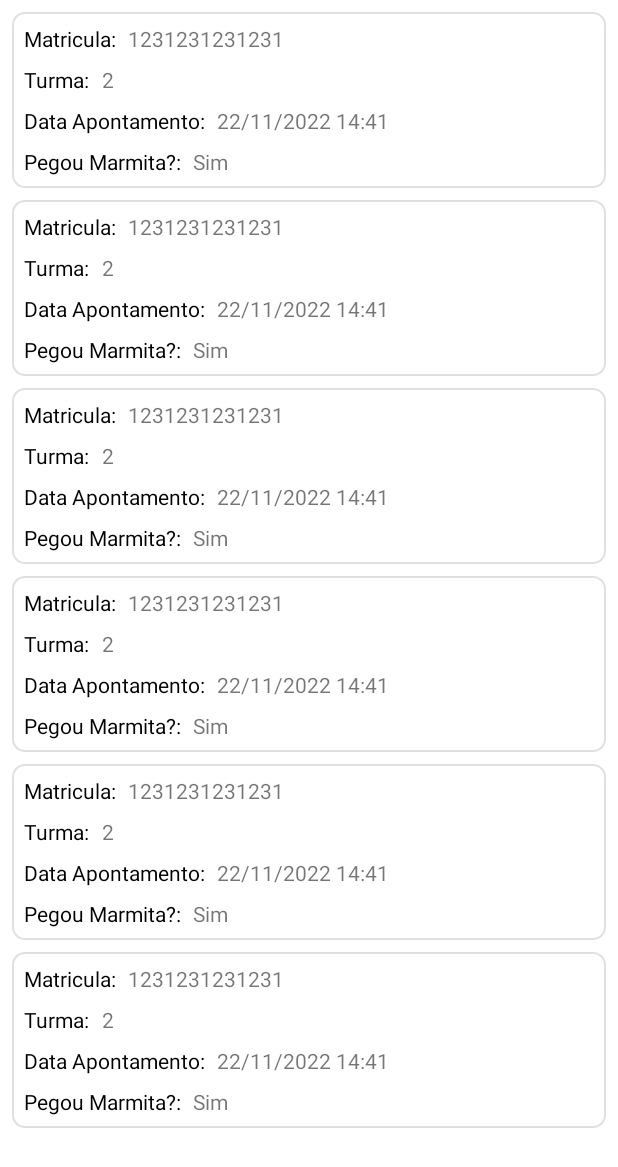
After one commit to edicarlos10/Marmitech, an Android app: the layout fragment_consulta.xml on its own in the app's theme, with its tools: preview values and no code run, on a phone screen of 412 x 824 dp. The commit adds this screen. Shown: the top 1167 px of the screen. Run offline under Robolectric (Android 15) with nearby library versions, the phone set to English and light mode, and no system bars.

Commit message:
:art: created consulta window

```diff
--- /dev/null
+++ b/app/src/main/res/drawable/border_gray.xml
@@ -0,0 +1,20 @@
+<?xml version="1.0" encoding="utf-8"?>
+<selector xmlns:android="http://schemas.android.com/apk/res/android">
+
+    <item android:state_pressed="true">
+        <shape>
+            <corners android:radius="8dp" />
+            <solid android:color="#F2F2F2" />
+            <stroke android:color="#FF6200EE" android:width="1dp" />
+        </shape>
+    </item>
+
+    <item>
+        <shape>
+            <corners android:radius="8dp" />
+            <solid android:color="@android:color/transparent" />
+            <stroke android:color="#e0e0e0" android:width="1dp" />
+        </shape>
+    </item>
+
+</selector>
--- /dev/null
+++ b/app/src/main/res/layout/consulta_item.xml
@@ -0,0 +1,92 @@
+<?xml version="1.0" encoding="utf-8"?>
+<androidx.constraintlayout.widget.ConstraintLayout
+    xmlns:android="http://schemas.android.com/apk/res/android"
+    xmlns:app="http://schemas.android.com/apk/res-auto"
+    xmlns:tools="http://schemas.android.com/tools"
+    android:background="@drawable/border_gray"
+    android:padding="8dp"
+    android:layout_marginBottom="8dp"
+    android:layout_width="match_parent"
+    android:layout_height="wrap_content">
+
+    <TextView
+        android:id="@+id/tvDescMatricula"
+        android:layout_width="wrap_content"
+        android:layout_height="wrap_content"
+        android:textColor="@color/black"
+        android:text="Matricula:"
+        app:layout_constraintStart_toStartOf="parent"
+        app:layout_constraintTop_toTopOf="parent" />
+
+    <TextView
+        android:id="@+id/tvMatricula"
+        android:layout_width="wrap_content"
+        android:layout_height="wrap_content"
+        android:layout_marginStart="8dp"
+        app:layout_constraintBottom_toBottomOf="@+id/tvDescMatricula"
+        app:layout_constraintStart_toEndOf="@+id/tvDescMatricula"
+        app:layout_constraintTop_toTopOf="@+id/tvDescMatricula"
+        tools:text="1231231231231" />
+
+    <TextView
+        android:id="@+id/tvDescTurma"
+        android:layout_width="wrap_content"
+        android:layout_height="wrap_content"
+        android:text="Turma:"
+        android:layout_marginTop="8dp"
+        android:textColor="@color/black"
+        app:layout_constraintStart_toStartOf="parent"
+        app:layout_constraintTop_toBottomOf="@+id/tvDescMatricula" />
+
+    <TextView
+        android:id="@+id/tvTuma"
+        android:layout_width="wrap_content"
+        android:layout_height="wrap_content"
+        android:layout_marginStart="8dp"
+        app:layout_constraintBottom_toBottomOf="@+id/tvDescTurma"
+        app:layout_constraintStart_toEndOf="@+id/tvDescTurma"
+        app:layout_constraintTop_toTopOf="@+id/tvDescTurma"
+        tools:text="2" />
+
+    <TextView
+        android:id="@+id/tvDescData"
+        android:layout_width="wrap_content"
+        android:layout_height="wrap_content"
+        android:text="Data Apontamento:"
+        android:layout_marginTop="8dp"
+        android:textColor="@color/black"
+        app:layout_constraintStart_toStartOf="parent"
+        app:layout_constraintTop_toBottomOf="@+id/tvDescTurma" />
+
+    <TextView
+        android:id="@+id/tvData"
+        android:layout_width="wrap_content"
+        android:layout_height="wrap_content"
+        android:layout_marginStart="8dp"
+        app:layout_constraintBottom_toBottomOf="@+id/tvDescData"
+        app:layout_constraintStart_toEndOf="@+id/tvDescData"
+        app:layout_constraintTop_toTopOf="@+id/tvDescData"
+        tools:text="22/11/2022 14:41" />
+
+    <TextView
+        android:id="@+id/tvDescPegouMarmita"
+        android:layout_width="wrap_content"
+        android:layout_height="wrap_content"
+        android:text="Pegou Marmita?:"
+        android:layout_marginTop="8dp"
+        android:textColor="@color/black"
+        app:layout_constraintStart_toStartOf="parent"
+        app:layout_constraintTop_toBottomOf="@+id/tvDescData" />
+
+    <TextView
+        android:id="@+id/tvPegouMarmita"
+        android:layout_width="wrap_content"
+        android:layout_height="wrap_content"
+        android:layout_marginStart="8dp"
+        app:layout_constraintBottom_toBottomOf="@+id/tvDescPegouMarmita"
+        app:layout_constraintStart_toEndOf="@+id/tvDescPegouMarmita"
+        app:layout_constraintTop_toTopOf="@+id/tvDescPegouMarmita"
+        tools:text="Sim" />
+
+
+</androidx.constraintlayout.widget.ConstraintLayout>
--- /dev/null
+++ b/app/src/main/res/layout/fragment_consulta.xml
@@ -0,0 +1,46 @@
+<?xml version="1.0" encoding="utf-8"?>
+<androidx.constraintlayout.widget.ConstraintLayout xmlns:android="http://schemas.android.com/apk/res/android"
+    xmlns:app="http://schemas.android.com/apk/res-auto"
+    xmlns:tools="http://schemas.android.com/tools"
+    android:layout_width="match_parent"
+    android:layout_height="match_parent"
+    tools:context=".apontamento.fragment.ConsultaFragment">
+
+    <ProgressBar
+        android:id="@+id/progressBarConsulta"
+        android:layout_width="100dp"
+        android:layout_height="100dp"
+        android:indeterminate="true"
+        android:visibility="gone"
+        app:layout_constraintBottom_toBottomOf="parent"
+        app:layout_constraintEnd_toEndOf="parent"
+        app:layout_constraintStart_toStartOf="parent"
+        app:layout_constraintTop_toTopOf="parent" />
+
+    <androidx.constraintlayout.widget.ConstraintLayout
+        android:id="@+id/clSecond"
+        android:layout_width="match_parent"
+        android:layout_height="match_parent"
+        app:layout_constraintBottom_toBottomOf="parent"
+        app:layout_constraintEnd_toEndOf="parent"
+        app:layout_constraintStart_toStartOf="parent"
+        app:layout_constraintTop_toTopOf="parent">
+
+        <androidx.recyclerview.widget.RecyclerView
+            android:id="@+id/rvApontamento"
+            android:layout_width="match_parent"
+            android:layout_height="match_parent"
+            android:layout_marginHorizontal="8dp"
+            android:layout_marginTop="8dp"
+            android:orientation="vertical"
+            android:overScrollMode="never"
+            app:layout_constraintBottom_toBottomOf="parent"
+            app:layout_constraintEnd_toEndOf="parent"
+            app:layout_constraintStart_toStartOf="parent"
+            app:layout_constraintTop_toTopOf="parent"
+            tools:itemCount="7"
+            tools:layoutManager="androidx.recyclerview.widget.LinearLayoutManager"
+            tools:listitem="@layout/consulta_item" />
+
+    </androidx.constraintlayout.widget.ConstraintLayout>
+</androidx.constraintlayout.widget.ConstraintLayout>
```
Also changed, not shown: app/src/main/AndroidManifest.xml (+8 -2 lines), app/src/main/java/com/example/marmitech/apontamento/activity/ConsultaActivity.kt (added, +24 -0 lines), app/src/main/java/com/example/marmitech/apontamento/adapter/ApontamentoAdapter.kt (added, +34 -0 lines), app/src/main/java/com/example/marmitech/apontamento/adapter/ApontamentoViewHolder.kt (added, +12 -0 lines), app/src/main/java/com/example/marmitech/apontamento/fragment/ConsultaFragment.kt (added, +85 -0 lines), app/src/main/java/com/example/marmitech/main/activity/MainActivity.kt (+13 -0 lines), app/src/main/res/layout/activity_consulta.xml (added, +10 -0 lines).
